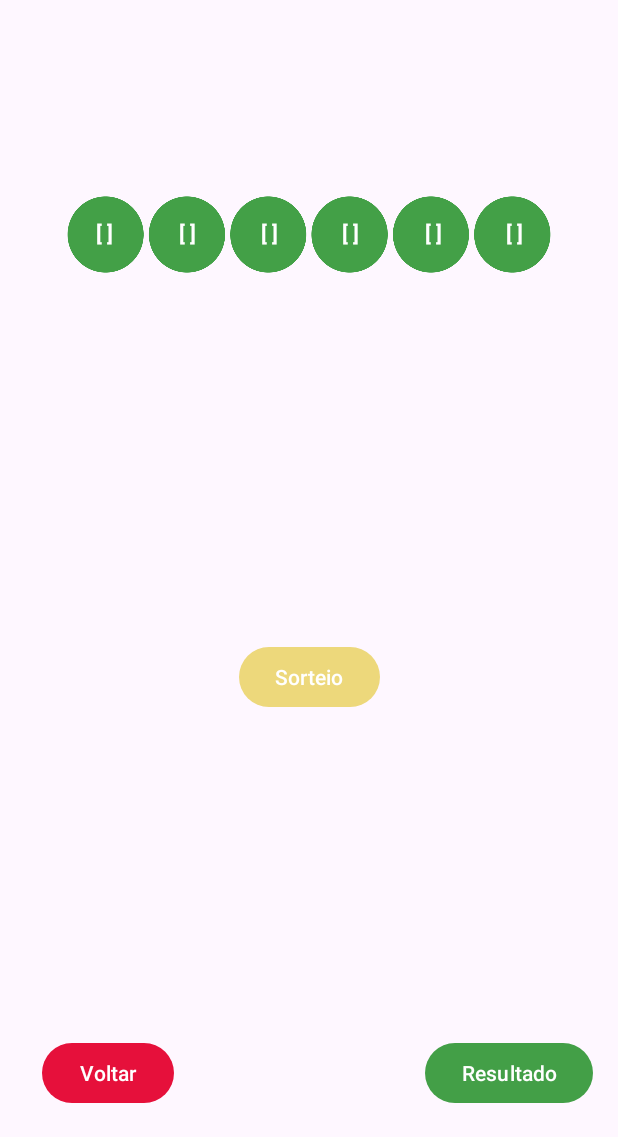
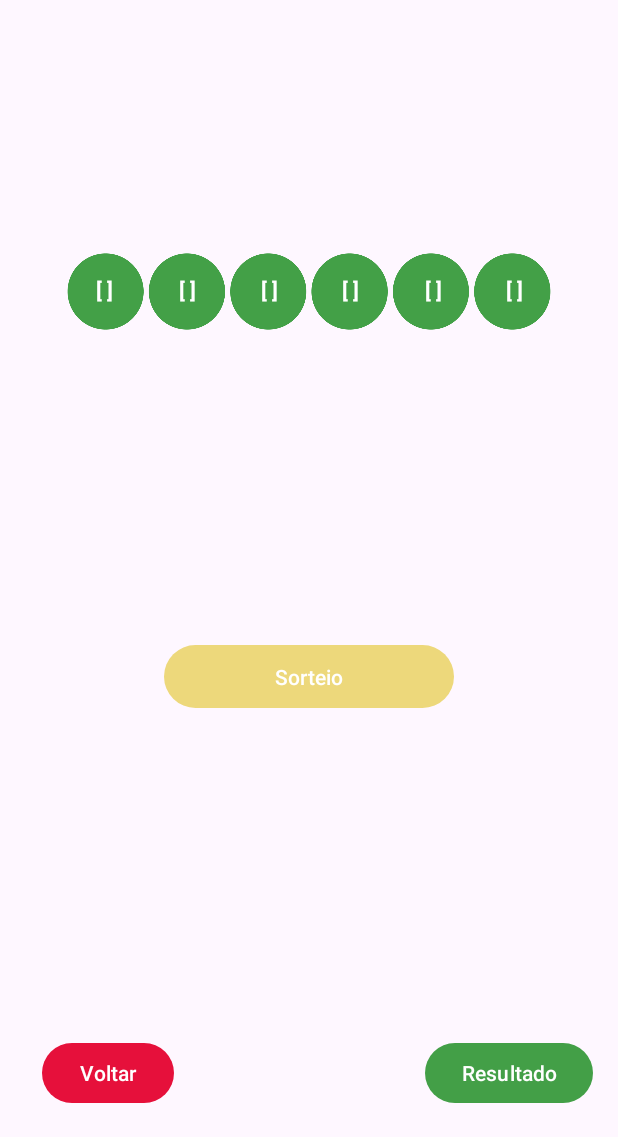
Before and after one commit to MatheusSantiagos/ProjetoLotofacilAndroid, an Android app: the Sorteio screen opened directly, with no data from a screen before it, on a phone screen of 412 x 824 dp, the part 99-1236 px from its top. Run offline under Robolectric (Android 15) with nearby library versions, the phone set to English and light mode, and no system bars; Roboto replaces fonts that are not available here.

Commit message:
Versao 1.1.1 do projeto, botao de saida mais responsivo e funcional e botoes visiveis em telas escuras

```diff
--- a/app/src/main/java/com/example/projetomegasena/EscolhaseuJogo.java
+++ b/app/src/main/java/com/example/projetomegasena/EscolhaseuJogo.java
@@ -27,8 +27,8 @@ public class EscolhaseuJogo extends AppCompatActivity {
     }
     public void abrirteladeselecao(){
         Intent intent = new Intent(this, TeladeSelecao.class);
+        Toast.makeText(this,"Selecione Seis numeros",Toast.LENGTH_SHORT).show();
         startActivity(intent);
-        Toast.makeText(this,"Selecione Seis numeros",Toast.LENGTH_SHORT).show();
         finish();
         System.exit(0);
     }
--- a/app/src/main/java/com/example/projetomegasena/MainActivity.java
+++ b/app/src/main/java/com/example/projetomegasena/MainActivity.java
@@ -47,11 +47,15 @@ public class MainActivity extends AppCompatActivity {
     public void teladecreditos(){
         Intent intent = new Intent(this,TeladeCreditos.class);
         startActivity(intent);
+        finish();
+        System.exit(0);
     }
 
     public void abrirteladeselecao(){
         Intent intent = new Intent(this, EscolhaseuJogo.class);
         startActivity(intent);
+        finish();
+        System.exit(0);
     }
     public void sair(){
       finish();
--- a/app/src/main/res/layout/activity_escolhaseu_jogo.xml
+++ b/app/src/main/res/layout/activity_escolhaseu_jogo.xml
@@ -26,7 +26,7 @@
             <TextView
                 android:id="@+id/titulo"
                 android:layout_width="282dp"
-                android:layout_height="46dp"
+                android:layout_height="30dp"
                 android:fontFamily="@font/bowlby_one"
                 android:text="Escolha Seu Jogo:"
                 android:textAllCaps="true"
--- a/app/src/main/res/layout/activity_resultado_varios_jogos.xml
+++ b/app/src/main/res/layout/activity_resultado_varios_jogos.xml
@@ -103,6 +103,7 @@
         android:layout_width="wrap_content"
         android:layout_height="wrap_content"
         android:text="Proximo Jogo"
+        android:textColor="#FFFFFF"
         app:backgroundTint="#84AA72"
         app:layout_constraintBottom_toBottomOf="parent"
         app:layout_constraintEnd_toEndOf="parent"
@@ -117,6 +118,7 @@
         android:layout_width="wrap_content"
         android:layout_height="wrap_content"
         android:text="Jogo Anterior"
+        android:textColor="#FFFFFF"
         app:backgroundTint="#617C55"
         app:layout_constraintBottom_toBottomOf="parent"
         app:layout_constraintEnd_toEndOf="parent"
@@ -131,6 +133,7 @@
         android:layout_height="wrap_content"
         android:onClick="voltarmenuprincipal"
         android:text="Sair"
+        android:textColor="#FFFFFF"
         app:backgroundTint="#F44336"
         app:layout_constraintBottom_toBottomOf="parent"
         app:layout_constraintEnd_toEndOf="parent"
@@ -145,6 +148,7 @@
         android:layout_height="wrap_content"
         android:onClick="Alterador"
         android:text="Conferir"
+        android:textColor="#FFFFFF"
         app:backgroundTint="#E1CE2B"
         app:layout_constraintBottom_toBottomOf="parent"
         app:layout_constraintEnd_toEndOf="parent"
--- a/app/src/main/res/layout/activity_resultadodocomparacao.xml
+++ b/app/src/main/res/layout/activity_resultadodocomparacao.xml
@@ -24,6 +24,7 @@
         android:layout_height="60dp"
         android:onClick="compar"
         android:text="Comparar"
+        android:textColor="#FFFFFF"
         app:backgroundTint="#80AC6F"
         app:layout_constraintBottom_toBottomOf="parent"
         app:layout_constraintEnd_toEndOf="parent"
@@ -47,6 +48,7 @@
         android:layout_width="wrap_content"
         android:layout_height="wrap_content"
         android:text="Sair"
+        android:textColor="#FFFFFF"
         app:backgroundTint="#E6103B"
         app:layout_constraintBottom_toBottomOf="parent"
         app:layout_constraintEnd_toEndOf="parent"
--- a/app/src/main/res/layout/activity_sorteio.xml
+++ b/app/src/main/res/layout/activity_sorteio.xml
@@ -23,6 +23,7 @@
         android:layout_width="wrap_content"
         android:layout_height="wrap_content"
         android:text="Voltar"
+        android:textColor="#FFFFFF"
         app:backgroundTint="#E6103B"
         app:layout_constraintBottom_toBottomOf="parent"
         app:layout_constraintEnd_toEndOf="parent"
@@ -33,10 +34,11 @@
 
     <Button
         android:id="@+id/botaoacao"
-        android:layout_width="wrap_content"
-        android:layout_height="wrap_content"
+        android:layout_width="193dp"
+        android:layout_height="50dp"
         android:onClick="sorteados"
         android:text="Sorteio"
+        android:textColor="#FFFFFF"
         app:backgroundTint="#EDD87B"
         app:layout_constraintBottom_toBottomOf="parent"
         app:layout_constraintEnd_toEndOf="parent"
@@ -52,7 +54,7 @@
         app:layout_constraintEnd_toEndOf="parent"
         app:layout_constraintStart_toStartOf="parent"
         app:layout_constraintTop_toTopOf="parent"
-        app:layout_constraintVertical_bias="0.152"
+        app:layout_constraintVertical_bias="0.221"
         app:srcCompat="@drawable/greencircles" />
 
     <TextView
@@ -144,6 +146,7 @@
         android:layout_width="wrap_content"
         android:layout_height="wrap_content"
         android:text="Resultado"
+        android:textColor="#FFFFFF"
         app:backgroundTint="#439F47"
         app:layout_constraintBottom_toBottomOf="parent"
         app:layout_constraintEnd_toEndOf="parent"
--- a/app/src/main/res/layout/activity_telade_selecao.xml
+++ b/app/src/main/res/layout/activity_telade_selecao.xml
@@ -36,6 +36,7 @@
         android:layout_height="wrap_content"
         android:fontFamily="@font/bowlby_one"
         android:text="Confirmo"
+        android:textColor="#FFFFFF"
         android:textStyle="bold"
         app:backgroundTint="#7FAB6D"
         app:layout_constraintBottom_toBottomOf="parent"
@@ -51,6 +52,7 @@
         android:layout_height="wrap_content"
         android:fontFamily="@font/bowlby_one"
         android:text="Voltar"
+        android:textColor="#FFFFFF"
         app:backgroundTint="#E6103B"
         app:layout_constraintBottom_toBottomOf="parent"
         app:layout_constraintEnd_toEndOf="parent"
@@ -68,7 +70,7 @@
         android:text="Conferir"
         android:textColor="#FFFFFF"
         android:textStyle="bold"
-        app:backgroundTint="#EBE5CA"
+        app:backgroundTint="#D6C577"
         app:iconTint="#000000"
         app:layout_constraintBottom_toBottomOf="parent"
         app:layout_constraintEnd_toEndOf="parent"
@@ -83,6 +85,7 @@
         android:layout_height="wrap_content"
         android:fontFamily="@font/bowlby_one"
         android:text="Novo Jogo+"
+        android:textColor="#FFFFFF"
         app:backgroundTint="#7FAC6D"
         app:layout_constraintBottom_toBottomOf="parent"
         app:layout_constraintEnd_toEndOf="parent"
```
